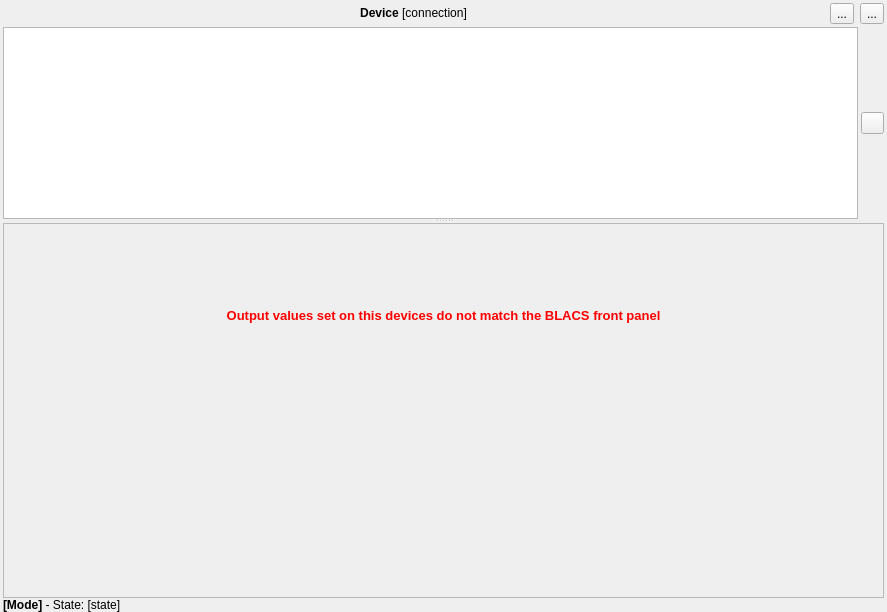
Before: the Qt Designer form tab_frame.ui in labscript-suite/blacs, drawn with Qt 5.
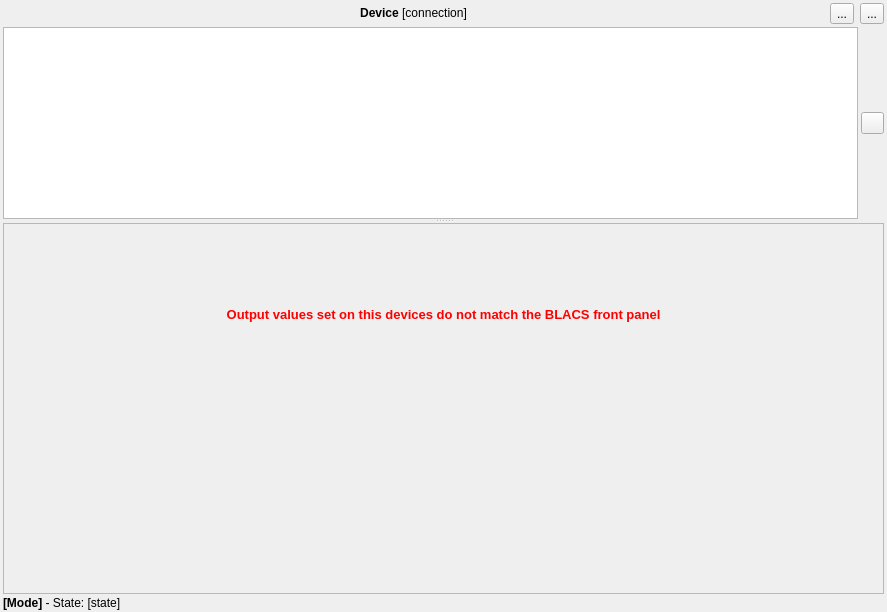
After: the same form once the commit is applied. Icons and pictures are not drawn.

Commit message: feature2: Add "conn:" to connection string to make it more obvious what it is. Add 2 pixel margin to tab status bar

Patch:
```diff
--- a/tab_frame.ui
+++ b/tab_frame.ui
@@ -194,7 +194,7 @@
          <x>0</x>
          <y>0</y>
          <width>879</width>
-         <height>362</height>
+         <height>358</height>
         </rect>
        </property>
        <layout class="QVBoxLayout" name="verticalLayout_3">
@@ -258,6 +258,17 @@
     </widget>
    </item>
    <item>
+    <layout class="QHBoxLayout" name="state_label_layout">
+     <property name="spacing">
+      <number>0</number>
+     </property>
+     <property name="topMargin">
+      <number>2</number>
+     </property>
+     <property name="bottomMargin">
+      <number>2</number>
+     </property>
+     <item>
     <widget class="QLabel" name="state_label">
      <property name="sizePolicy">
       <sizepolicy hsizetype="Preferred" vsizetype="Minimum">
@@ -269,6 +280,8 @@
       <string>&lt;b&gt;[Mode]&lt;/b&gt; - State: [state]</string>
      </property>
     </widget>
+     </item>
+    </layout>
    </item>
   </layout>
  </widget>
```
Lines whose indentation alone changed are shown as unchanged. The commit also changes 1 other file.
